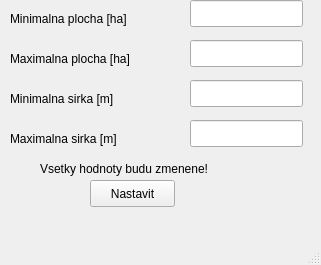
This is Database/ranges.ui in kasparj/Optimal-Q-GIS as Qt 5 draws it before an edit. The edited form follows.
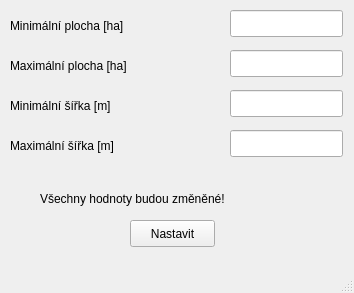
This is the edited form.

Commit message: upravy interface

What changed in the file:
```diff
--- a/Database/ranges.ui
+++ b/Database/ranges.ui
@@ -6,8 +6,8 @@
    <rect>
     <x>0</x>
     <y>0</y>
-    <width>321</width>
-    <height>265</height>
+    <width>354</width>
+    <height>293</height>
    </rect>
   </property>
   <property name="windowTitle">
@@ -19,19 +19,19 @@
      <rect>
       <x>10</x>
       <y>10</y>
-      <width>161</width>
-      <height>17</height>
+      <width>211</width>
+      <height>31</height>
      </rect>
     </property>
     <property name="text">
-     <string>Minimalna plocha [ha]</string>
+     <string>Minimální plocha [ha]</string>
     </property>
    </widget>
    <widget class="QLineEdit" name="min_area">
     <property name="geometry">
      <rect>
-      <x>190</x>
-      <y>0</y>
+      <x>230</x>
+      <y>10</y>
       <width>113</width>
       <height>27</height>
      </rect>
@@ -42,19 +42,19 @@
      <rect>
       <x>10</x>
       <y>90</y>
-      <width>141</width>
-      <height>17</height>
+      <width>181</width>
+      <height>31</height>
      </rect>
     </property>
     <property name="text">
-     <string>Minimalna sirka [m]</string>
+     <string>Minimální šířka [m]</string>
     </property>
    </widget>
    <widget class="QLineEdit" name="min_len">
     <property name="geometry">
      <rect>
-      <x>190</x>
-      <y>80</y>
+      <x>230</x>
+      <y>90</y>
       <width>113</width>
       <height>27</height>
      </rect>
@@ -63,8 +63,8 @@
    <widget class="QPushButton" name="set_all">
     <property name="geometry">
      <rect>
-      <x>90</x>
-      <y>180</y>
+      <x>130</x>
+      <y>220</y>
       <width>85</width>
       <height>27</height>
      </rect>
@@ -77,13 +77,13 @@
     <property name="geometry">
      <rect>
       <x>40</x>
-      <y>160</y>
-      <width>221</width>
+      <y>190</y>
+      <width>281</width>
       <height>17</height>
      </rect>
     </property>
     <property name="text">
-     <string>Vsetky hodnoty budu zmenene!</string>
+     <string>Všechny hodnoty budou změněné!</string>
     </property>
    </widget>
    <widget class="QLabel" name="label_4">
@@ -91,19 +91,19 @@
      <rect>
       <x>10</x>
       <y>130</y>
-      <width>141</width>
-      <height>17</height>
+      <width>181</width>
+      <height>31</height>
      </rect>
     </property>
     <property name="text">
-     <string>Maximalna sirka [m]</string>
+     <string>Maximální šířka [m]</string>
     </property>
    </widget>
    <widget class="QLineEdit" name="max_len">
     <property name="geometry">
      <rect>
-      <x>190</x>
-      <y>120</y>
+      <x>230</x>
+      <y>130</y>
       <width>113</width>
       <height>27</height>
      </rect>
@@ -114,19 +114,19 @@
      <rect>
       <x>10</x>
       <y>50</y>
-      <width>161</width>
-      <height>17</height>
+      <width>191</width>
+      <height>31</height>
      </rect>
     </property>
     <property name="text">
-     <string>Maximalna plocha [ha]</string>
+     <string>Maximální plocha [ha]</string>
     </property>
    </widget>
    <widget class="QLineEdit" name="max_area">
     <property name="geometry">
      <rect>
-      <x>190</x>
-      <y>40</y>
+      <x>230</x>
+      <y>50</y>
       <width>113</width>
       <height>27</height>
      </rect>
```
Left out of the diff: 6 changed lines with no effect on the pictures. The commit also changes 3 other files.
